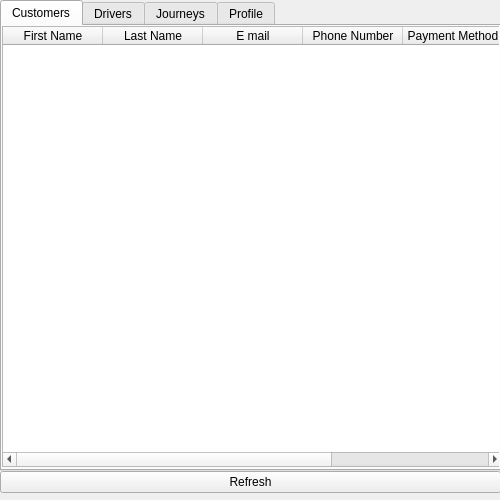
Qt form UI/AdminScreen.ui (1412kauti/ProjectHurricane) before a commit.
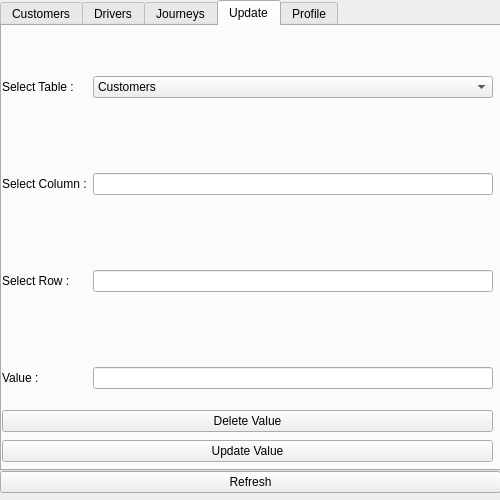
The same form after that commit.

Commit message: adminScreen Komplete

```diff
--- a/UI/AdminScreen.ui
+++ b/UI/AdminScreen.ui
@@ -35,7 +35,7 @@
     </rect>
    </property>
    <property name="currentIndex">
-    <number>0</number>
+    <number>3</number>
    </property>
    <widget class="QWidget" name="tab">
     <attribute name="title">
@@ -247,6 +247,127 @@
      </column>
     </widget>
    </widget>
+   <widget class="QWidget" name="tab_5">
+    <attribute name="title">
+     <string>Update</string>
+    </attribute>
+    <widget class="QWidget" name="formLayoutWidget">
+     <property name="geometry">
+      <rect>
+       <x>0</x>
+       <y>0</y>
+       <width>491</width>
+       <height>381</height>
+      </rect>
+     </property>
+     <layout class="QFormLayout" name="formLayout">
+      <property name="verticalSpacing">
+       <number>75</number>
+      </property>
+      <property name="topMargin">
+       <number>50</number>
+      </property>
+      <item row="0" column="0">
+       <widget class="QLabel" name="label">
+        <property name="text">
+         <string>Select Table :</string>
+        </property>
+       </widget>
+      </item>
+      <item row="0" column="1">
+       <widget class="QComboBox" name="comboBox">
+        <item>
+         <property name="text">
+          <string>Customers</string>
+         </property>
+        </item>
+        <item>
+         <property name="text">
+          <string>Drivers</string>
+         </property>
+        </item>
+        <item>
+         <property name="text">
+          <string>Journeys</string>
+         </property>
+        </item>
+       </widget>
+      </item>
+      <item row="1" column="0">
+       <widget class="QLabel" name="label_2">
+        <property name="text">
+         <string>Select Column :</string>
+        </property>
+       </widget>
+      </item>
+      <item row="2" column="0">
+       <widget class="QLabel" name="label_3">
+        <property name="text">
+         <string>Select Row :</string>
+        </property>
+       </widget>
+      </item>
+      <item row="2" column="1">
+       <widget class="QLineEdit" name="select_Row_Label"/>
+      </item>
+      <item row="3" column="0">
+       <widget class="QLabel" name="label_4">
+        <property name="text">
+         <string>Value :</string>
+        </property>
+       </widget>
+      </item>
+      <item row="3" column="1">
+       <widget class="QLineEdit" name="value_Change"/>
+      </item>
+      <item row="1" column="1">
+       <widget class="QLineEdit" name="select_Column_Label">
+        <property name="text">
+         <string/>
+        </property>
+       </widget>
+      </item>
+     </layout>
+    </widget>
+    <widget class="QWidget" name="verticalLayoutWidget_3">
+     <property name="geometry">
+      <rect>
+       <x>0</x>
+       <y>410</y>
+       <width>491</width>
+       <height>31</height>
+      </rect>
+     </property>
+     <layout class="QVBoxLayout" name="verticalLayout_4">
+      <item>
+       <widget class="QPushButton" name="UpdateValueBtn">
+        <property name="text">
+         <string>Update Value</string>
+        </property>
+       </widget>
+      </item>
+     </layout>
+    </widget>
+    <widget class="QWidget" name="verticalLayoutWidget_4">
+     <property name="geometry">
+      <rect>
+       <x>0</x>
+       <y>380</y>
+       <width>491</width>
+       <height>31</height>
+      </rect>
+     </property>
+     <layout class="QVBoxLayout" name="verticalLayout_5">
+      <item>
+       <widget class="QPushButton" name="DeleteValueBtn">
+        <property name="text">
+         <string>Delete Value</string>
+        </property>
+       </widget>
+      </item>
+     </layout>
+    </widget>
+   </widget>
    <widget class="QWidget" name="tab_4">
     <attribute name="title">
      <string>Profile</string>
```
Left out of the diff: 3 changed lines with no effect on the pictures. The commit also changes 2 other files.
